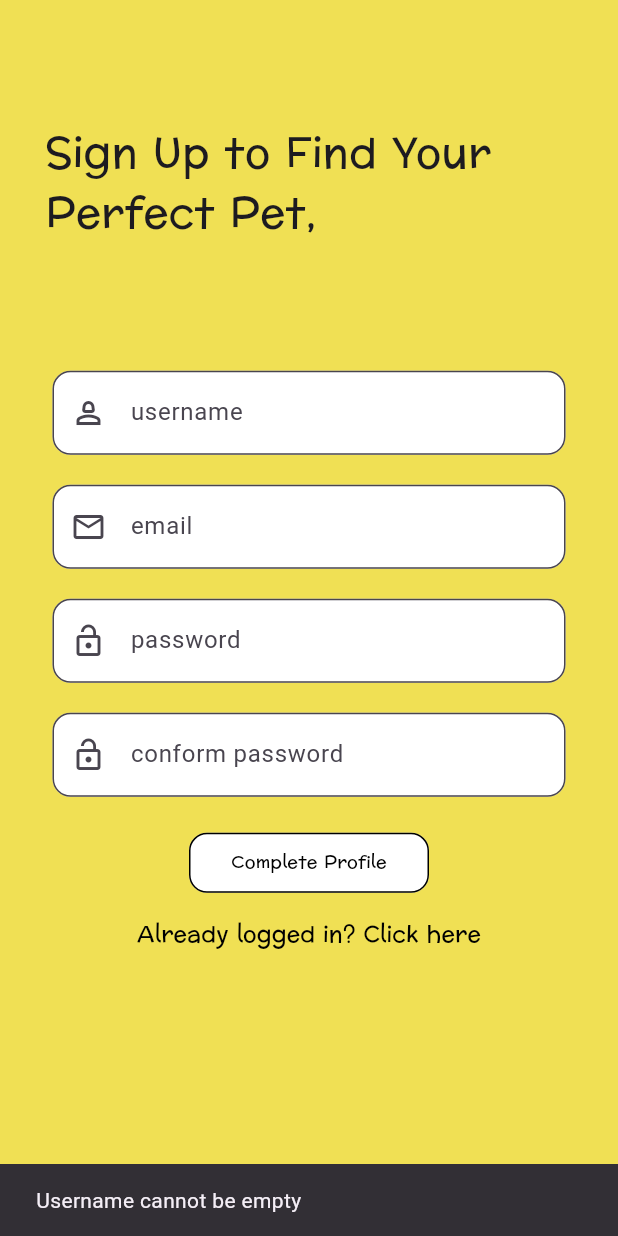
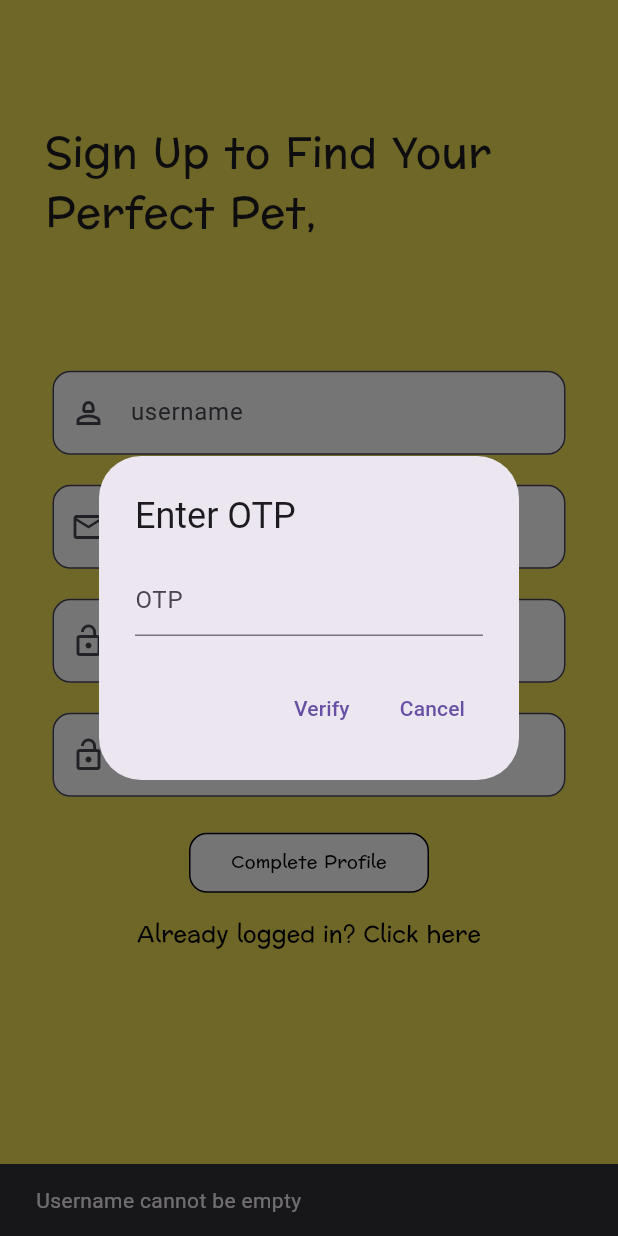
Before and after one commit to AyushGinoya/Pet-Adoption-app, a Flutter app: the screen it shows after launch, after a tap on "Complete Profile", on a phone screen of 412 x 824 dp. Run offline on Flutter 3.47's test engine with Material 3 defaults, Android fonts, the phone set to English and light mode, and no system bars; our stand-ins replace cached_network_image, cloud_firestore, firebase_auth, firebase_core, firebase_storage, get and 2 more; missing offline and left inert: email_auth, flutter_stripe; accounts and stored records are empty; project files that could hold a hidden picture were left out.

Commit message:
home + email verification - only code

```diff
--- a/lib/helper/custom_card_layout.dart
+++ b/lib/helper/custom_card_layout.dart
@@ -1,9 +1,9 @@
 import 'package:cached_network_image/cached_network_image.dart';
 import 'package:flutter/material.dart';
-import 'package:pet_adoption_app/models/pet.dart';
+import 'package:pet_adoption_app/models/pet_model.dart';
 
 class CustomCart {
-  Widget cartWidget({required Pet pet, required String user}) {
+  Widget cartWidget({required Pet pet}) {
     Color atc = const Color(0xFF4CAF50);
 
     return Card(
@@ -24,7 +24,7 @@ class CustomCart {
             ),
             const SizedBox(height: 4),
             Text(
-              'Owner: $user',
+              'Owner: ${pet.owner}',
               style: const TextStyle(
                   fontFamily: 'AppFont', fontWeight: FontWeight.bold),
             ),
--- a/lib/helper/get_pet_model.dart
+++ b/lib/helper/get_pet_model.dart
@@ -1,5 +1,5 @@
 import 'package:cloud_firestore/cloud_firestore.dart';
-import 'package:pet_adoption_app/models/pet.dart';
+import 'package:pet_adoption_app/models/pet_model.dart';
 
 class GetPetModel {
   static Future<Pet?> getPetModelById(String petId) async {
--- a/lib/models/pet.dart
+++ b/lib/models/pet_model.dart
@@ -6,6 +6,7 @@ class Pet {
   String? imageUrl;
   String? subType;
   String? type;
+  String? owner;
 
   Pet({
     this.name,
@@ -15,6 +16,7 @@ class Pet {
     this.imageUrl,
     this.subType,
     this.type,
+    this.owner,
   });
 
   // Construct Pet from a map (e.g., from Firebase)
@@ -26,6 +28,7 @@ class Pet {
     imageUrl = map['imageUrl'];
     subType = map['subType'];
     type = map['type'];
+    owner = map['owner'];
   }
 
   // Convert a Pet object to a map
@@ -38,6 +41,7 @@ class Pet {
       'imageUrl': imageUrl,
       'subType': subType,
       'type': type,
+      'owner': owner,
     };
   }
 }
--- a/lib/screens/routes/register.dart
+++ b/lib/screens/routes/register.dart
@@ -6,6 +6,7 @@ import 'package:pet_adoption_app/models/user_model.dart';
 import 'package:pet_adoption_app/screens/routes/complete_register.dart';
 import 'package:pet_adoption_app/screens/routes/login.dart';
 import 'package:cloud_firestore/cloud_firestore.dart';
+import 'package:email_auth/email_auth.dart';
 
 class Register extends StatefulWidget {
   const Register({super.key});
@@ -19,9 +20,16 @@ class _RegisterState extends State<Register> {
   final TextEditingController emailController = TextEditingController();
   final TextEditingController passwordController = TextEditingController();
   final TextEditingController cPasswordController = TextEditingController();
+  late EmailAuth auth;
   bool loading = false;
 
-  void checkValue() {
+  @override
+  void initState() {
+    super.initState();
+    auth = EmailAuth(sessionName: 'session');
+  }
+
+  void checkValue(BuildContext context) async {
     String userName = usernameController.text.trim();
     String email = emailController.text.trim();
     String pass = passwordController.text.trim();
@@ -42,6 +50,7 @@ class _RegisterState extends State<Register> {
         loading = false;
       });
     }
+    sendOTP();
 
     if (pass.isEmpty || pass.length < 6) {
       ScaffoldMessenger.of(context).showSnackBar(const SnackBar(
@@ -58,7 +67,7 @@ class _RegisterState extends State<Register> {
         loading = false;
       });
     }
-    signUp(email, pass, userName);
+    showOTPDialog(context);
   }
 
   void signUp(String email, String pass, String uName) async {
@@ -102,6 +111,88 @@ class _RegisterState extends State<Register> {
         loading = false;
       });
     }
+  }
+
+  Future<void> sendOTP() async {
+    try {
+      bool result = await auth.sendOtp(
+          recipientMail: emailController.value.text, otpLength: 5);
+      if (result) {
+        // Optionally update the UI or notify the user that the OTP was sent
+        ScaffoldMessenger.of(context).showSnackBar(
+          SnackBar(content: Text("OTP sent to ${emailController.value.text}")),
+        );
+      } else {
+        ScaffoldMessenger.of(context).showSnackBar(
+          const SnackBar(content: Text("Failed to send OTP")),
+        );
+      }
+    } catch (e) {
+      ScaffoldMessenger.of(context).showSnackBar(
+        SnackBar(content: Text("Error sending OTP: $e")),
+      );
+    }
+  }
+
+  void showOTPDialog(BuildContext context) {
+    TextEditingController otpController = TextEditingController();
+
+    Future<void> verify() async {
+      try {
+        bool result = auth.validateOtp(
+            recipientMail: emailController.value.text,
+            userOtp: otpController.value.text);
+        if (result) {
+          Navigator.of(context).pop();
+          ScaffoldMessenger.of(context).showSnackBar(
+            const SnackBar(content: Text("OTP Verified")),
+          );
+          String userName = usernameController.text.trim();
+          String email = emailController.text.trim();
+          String pass = passwordController.text.trim();
+
+          signUp(email, pass, userName);
+        } else {
+          ScaffoldMessenger.of(context).showSnackBar(
+            const SnackBar(content: Text("Incorrect OTP")),
+          );
+        }
+      } catch (e) {
+        ScaffoldMessenger.of(context).showSnackBar(
+          SnackBar(content: Text("Error verifying OTP: $e")),
+        );
+      }
+    }
+
+    showDialog(
+      context: context,
+      barrierDismissible: false, // User must tap button to close dialog
+      builder: (context) {
+        return AlertDialog(
+          title: const Text('Enter OTP'),
+          content: TextField(
+            controller: otpController,
+            keyboardType: TextInputType.number,
+            decoration: const InputDecoration(
+              hintText: 'OTP',
+            ),
+          ),
+          actions: <Widget>[
+            TextButton(
+              onPressed: () {
+                verify();
+              },
+              child: const Text('Verify'),
+            ),
+            TextButton(
+              onPressed: () =>
+                  Navigator.of(context).pop(), // Dismiss the dialog
+              child: const Text('Cancel'),
+            ),
+          ],
+        );
+      },
+    );
   }
 
   @override
@@ -188,7 +279,7 @@ class _RegisterState extends State<Register> {
                         setState(() {
                           loading = !loading;
                         });
-                        checkValue();
+                        checkValue(context);
                       },
                       style: OutlinedButton.styleFrom(
                           backgroundColor: Colors.white,
--- a/pubspec.yaml
+++ b/pubspec.yaml
@@ -48,6 +48,7 @@ dependencies:
   http: ^1.2.0
   stripe_android: ^10.1.1
   stripe_ios: ^10.1.0
+  email_auth: ^1.1.1
 
 dev_dependencies:
   flutter_test:
```
Also changed, not shown: lib/screens/routes/addpat.dart (+5 -8 lines), lib/screens/routes/home.dart (+4 -8 lines), pubspec.lock, 1 other file.
